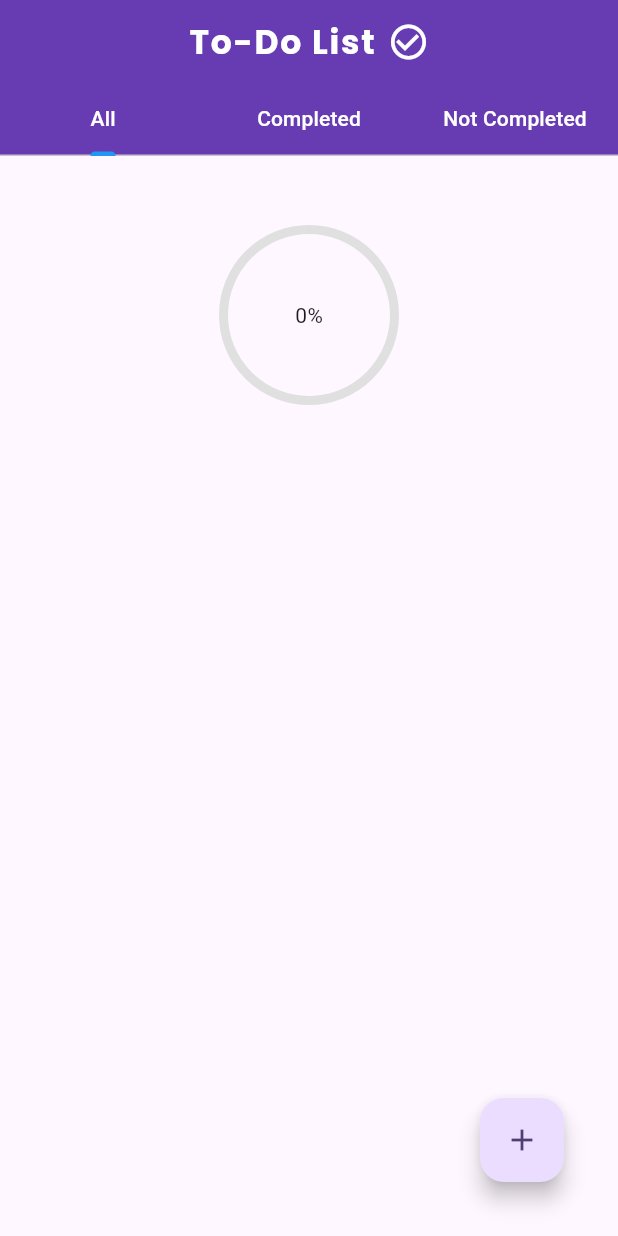
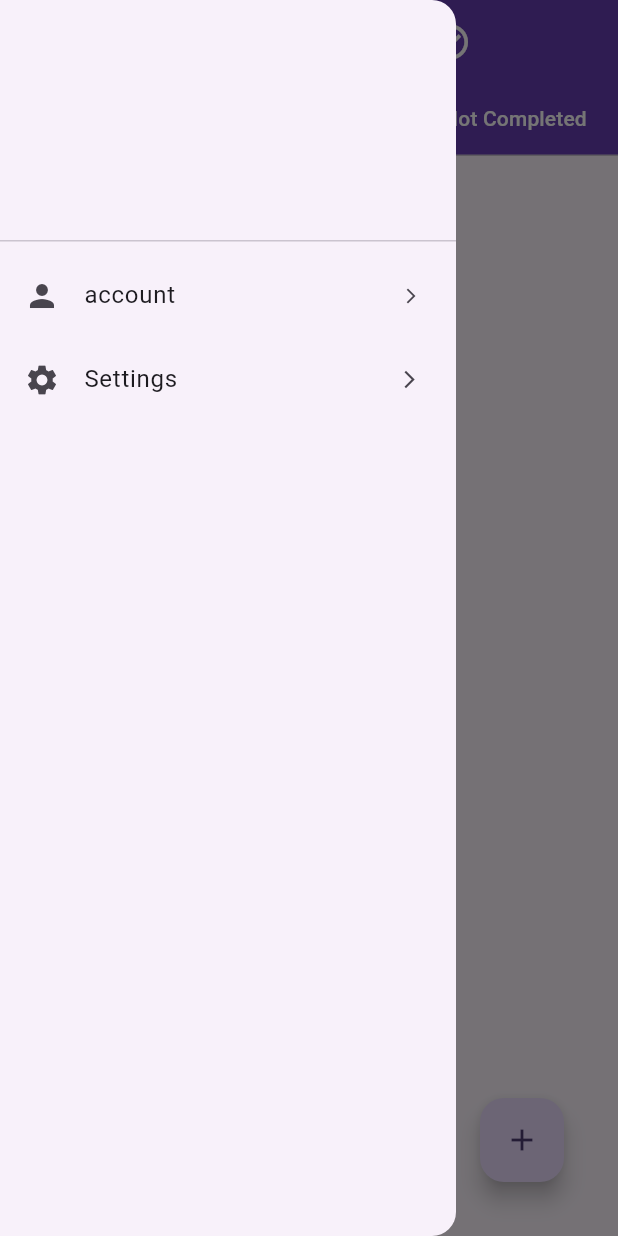
Before and after one commit to abdollahbg/to-do-list, a Flutter app: the screen it shows after launch, with the side drawer open (before the commit the screen has no drawer), on a phone screen of 412 x 824 dp. Run offline on Flutter 3.47's test engine with Material 3 defaults, Android fonts, the phone set to English and light mode, and no system bars; drawn by our look-alikes of percent_indicator; our stand-ins replace google_fonts, shared_preferences; missing offline and left inert: slideable.

Commit message:
Refactor task management system: removed legacy code, implemented new structure with Providers, added dark theme support, and improved UI components for task handling.

```diff
--- /dev/null
+++ b/devtools_options.yaml
@@ -0,0 +1,3 @@
+description: This file stores settings for Dart & Flutter DevTools.
+documentation: https://docs.flutter.dev/tools/devtools/extensions#configure-extension-enablement-states
+extensions:
--- /dev/null
+++ b/lib/Providers/ThemeModeProvider.dart
@@ -0,0 +1,21 @@
+import 'package:flutter/material.dart';
+import 'package:shared_preferences/shared_preferences.dart';
+
+class ThemeModeProvider extends ChangeNotifier {
+  bool isDark;
+  late SharedPreferences _prefs;
+
+  ThemeModeProvider(this.isDark) {
+    _initPrefs();
+  }
+
+  Future<void> _initPrefs() async {
+    _prefs = await SharedPreferences.getInstance();
+  }
+
+  void changeThemeMode(bool value) {
+    isDark = value;
+    _prefs.setBool('isDark', value);
+    notifyListeners();
+  }
+}
--- a/lib/AllTasks.dart
+++ b/lib/Screens/AllTasks.dart
@@ -1,8 +1,8 @@
 import 'package:flutter/material.dart';
 import 'package:provider/provider.dart';
-import 'TasksProvider.dart';
+import 'package:to_do_list/Providers/TasksProvider.dart';
+import 'package:to_do_list/models/priority.dart';
 import 'TaskCard.dart';
-import 'priority.dart';
 import 'package:percent_indicator/percent_indicator.dart';
 
 Widget AllTasks() {
--- a/lib/CompletedTask.dart
+++ b/lib/Screens/CompletedTask.dart
@@ -1,8 +1,8 @@
 import 'package:flutter/material.dart';
 import 'package:provider/provider.dart';
-import 'TasksProvider.dart';
+import 'package:to_do_list/Providers/TasksProvider.dart';
+import 'package:to_do_list/models/priority.dart';
 import 'TaskCard.dart';
-import 'priority.dart';
 
 Widget CompletedTasks() {
   return Consumer<TasksProvider>(
--- a/lib/TaskCard.dart
+++ b/lib/Screens/TaskCard.dart
@@ -1,7 +1,7 @@
 import 'package:flutter/material.dart';
 import 'package:provider/provider.dart';
 import 'package:slideable/slideable.dart';
-import 'TasksProvider.dart';
+import 'package:to_do_list/Providers/TasksProvider.dart';
 
 class Taskcard extends StatelessWidget {
   final Widget title;
--- a/lib/homePage.dart
+++ b/lib/Screens/homePage.dart
@@ -1,6 +1,6 @@
 import 'package:flutter/material.dart';
 import 'package:google_fonts/google_fonts.dart';
-import 'Add_Dialog.dart';
+import 'package:to_do_list/dialogs/Add_Dialog.dart';
 
 import 'AllTasks.dart';
 import 'CompletedTask.dart';
@@ -19,6 +19,30 @@ class _HomepageState extends State<Homepage> {
     return DefaultTabController(
       length: 3,
       child: Scaffold(
+        drawer: Drawer(
+          child: ListView(
+            children: [
+              DrawerHeader(child: null),
+
+              ListTile(
+                leading: Icon(Icons.person),
+                title: Text("account"),
+                trailing: Icon(Icons.arrow_forward_ios, size: 12),
+                onTap: () {},
+                splashColor: Colors.purple.withOpacity(0.1),
+              ),
+              ListTile(
+                leading: Icon(Icons.settings),
+                title: Text("Settings"),
+                trailing: Icon(Icons.arrow_forward_ios, size: 14),
+                onTap: () {
+                  Navigator.pushNamed(context, 'settings');
+                },
+                splashColor: Colors.purple.withOpacity(0.1),
+              ),
+            ],
+          ),
+        ),
         floatingActionButton: Padding(
           padding: EdgeInsets.fromLTRB(0, 0, 20, 20),
           child: FloatingActionButton(
@@ -29,6 +53,9 @@ class _HomepageState extends State<Homepage> {
           ),
         ),
         appBar: AppBar(
+          iconTheme: const IconThemeData(
+            color: Colors.white, // Set your desired color here
+          ),
           backgroundColor: Colors.deepPurple,
           elevation: 4,
           centerTitle: true,
--- a/lib/unCompletedTasks.dart
+++ b/lib/Screens/unCompletedTasks.dart
@@ -1,8 +1,8 @@
 import 'package:flutter/material.dart';
 import 'package:provider/provider.dart';
-import 'TasksProvider.dart';
+import 'package:to_do_list/Providers/TasksProvider.dart';
+import 'package:to_do_list/models/priority.dart';
 import 'TaskCard.dart';
-import 'priority.dart';
 
 Widget UncompletedTasks() {
   return Consumer<TasksProvider>(
--- a/lib/main.dart
+++ b/lib/main.dart
@@ -1,12 +1,23 @@
 import 'package:flutter/material.dart';
 import 'package:provider/provider.dart';
-import 'homePage.dart';
-import 'TasksProvider.dart';
+import 'package:shared_preferences/shared_preferences.dart';
+import 'package:to_do_list/Providers/TasksProvider.dart';
+import 'package:to_do_list/Providers/ThemeModeProvider.dart';
+import 'package:to_do_list/Screens/Darktheme_screen.dart';
+import 'package:to_do_list/Screens/homePage.dart';
+import 'package:to_do_list/Screens/Settings_screen.dart';
 
-void main() {
+void main() async {
+  WidgetsFlutterBinding.ensureInitialized(); // مهم
+  final prefs = await SharedPreferences.getInstance();
+  final isDark = prefs.getBool('isDark') ?? false;
+
   runApp(
-    ChangeNotifierProvider(
-      create: (context) => TasksProvider(),
+    MultiProvider(
+      providers: [
+        ChangeNotifierProvider(create: (_) => TasksProvider()),
+        ChangeNotifierProvider(create: (_) => ThemeModeProvider(isDark)),
+      ],
       child: ToDoList(),
     ),
   );
@@ -22,7 +33,13 @@ class ToDoList extends StatefulWidget {
 class _ToDoListState extends State<ToDoList> {
   @override
   Widget build(BuildContext context) {
+    return Selector<ThemeModeProvider, bool>(
+      builder: (context, isDark, child) {
         return MaterialApp(
+          routes: {
+            'settings': (context) => SettingsScreen(),
+            'darktheme': (context) => DarkthemeScreen(),
+          },
           theme: ThemeData(
             colorScheme: ColorScheme.fromSeed(
               seedColor: Colors.deepPurple,
@@ -30,9 +47,16 @@ class _ToDoListState extends State<ToDoList> {
               secondary: Colors.pinkAccent,
             ),
           ),
-      themeMode: ThemeMode.system,
+          darkTheme: ThemeData.dark(),
+
+          themeMode: isDark ? ThemeMode.dark : ThemeMode.light,
           home: Homepage(),
           debugShowCheckedModeBanner: false,
         );
+      },
+      selector: (_, notifier) {
+        return notifier.isDark;
+      },
+    );
   }
 }
--- a/pubspec.yaml
+++ b/pubspec.yaml
@@ -38,6 +38,7 @@ dependencies:
   google_fonts: ^6.3.2
   percent_indicator: ^4.2.5
   provider: ^6.1.5+1
+  shared_preferences: ^2.5.3
 
 dev_dependencies:
   flutter_test:
```
Also changed, not shown: lib/Providers/TasksProvider.dart (renamed from lib/TasksProvider.dart, +4 -3 lines), lib/Screens/Darktheme_screen.dart (added, +47 -0 lines), lib/Screens/Settings_screen.dart (added, +66 -0 lines), lib/dialogs/Add_Dialog.dart (renamed from lib/edit_dialog.dart, +10 -10 lines), lib/dialogs/edit_dialog.dart (renamed from lib/Add_Dialog.dart, +11 -9 lines), lib/services/PreferenceService.dart (added, +21 -0 lines), lib/models/Task.dart (renamed from lib/Task.dart), lib/models/priority.dart (renamed from lib/priority.dart), pubspec.lock, 1 other file. Lines whose indentation alone changed are shown as unchanged.
